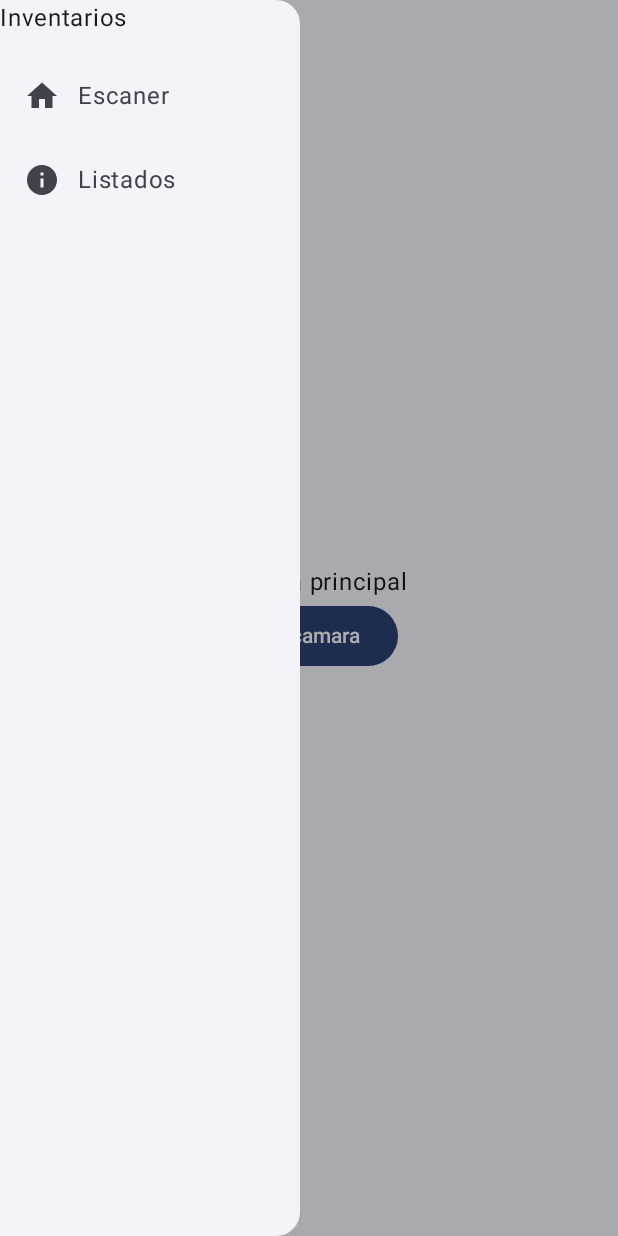
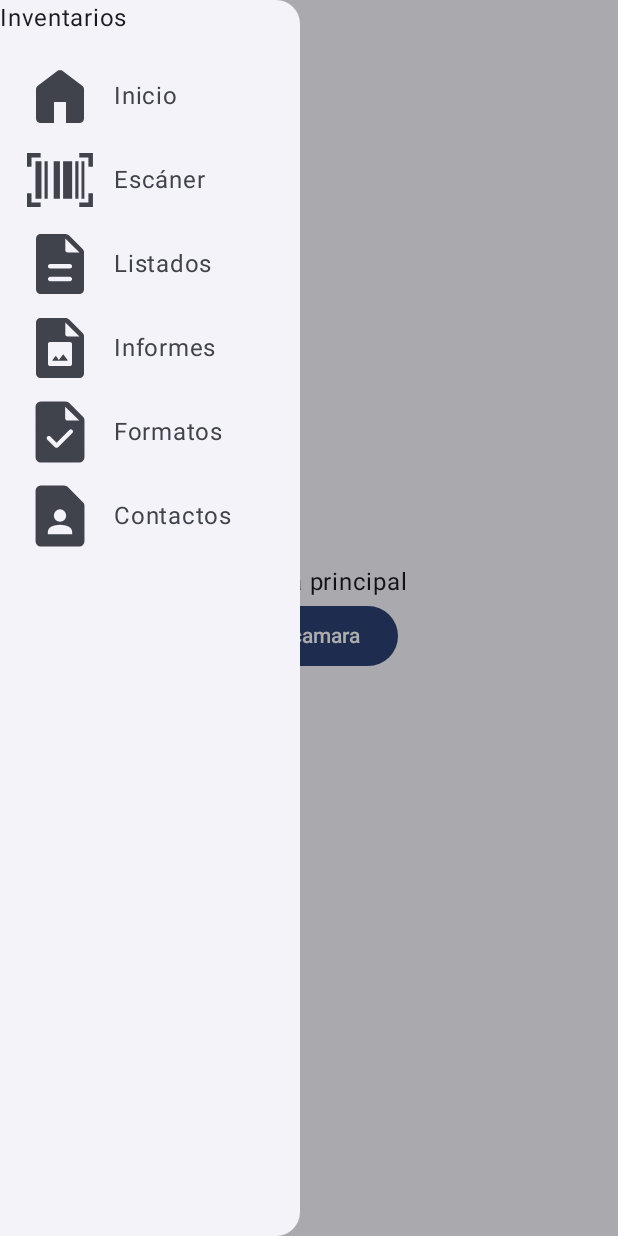
Before and after one commit to jssdvv/InvApp, an Android app built with Jetpack Compose: the screen it shows after launch (MainActivity), after a tap on "Menu", on a phone screen of 412 x 824 dp. Run offline under Robolectric (Android 15) with nearby library versions, the phone set to English and light mode, and no system bars.

Commit message:
Changed scanner class and view

```diff
--- a/app/src/main/java/com/example/inv_app/data/model/ViewRoutes.kt
+++ b/app/src/main/java/com/example/inv_app/data/model/ViewRoutes.kt
@@ -1,6 +1,7 @@
 package com.example.inv_app.data.model
 
 sealed class ViewRoutes(val route: String) {
+    object homeView : ViewRoutes("homeView")
     object scannerView : ViewRoutes("scannerView")
     object listsView : ViewRoutes("listsView")
     object reportsView : ViewRoutes("reportsView")
--- a/app/src/main/java/com/example/inv_app/ui/navigation/MyAppNavHost.kt
+++ b/app/src/main/java/com/example/inv_app/ui/navigation/MyAppNavHost.kt
@@ -6,9 +6,7 @@ import androidx.navigation.compose.NavHost
 import androidx.navigation.compose.composable
 import androidx.navigation.compose.rememberNavController
 import com.example.inv_app.data.model.ViewRoutes
-import com.example.inv_app.ui.view.CameraScreen
-import com.example.inv_app.ui.view.CameraPreviewScreen
-import com.example.inv_app.ui.view.HomeView
+import com.example.inv_app.ui.view.*
 
 @Composable
 fun MyAppNavHost(
@@ -16,18 +14,17 @@ fun MyAppNavHost(
 ) {
     NavHost(
         navController = navController,
-        startDestination = ViewRoutes.scannerView.route
+        startDestination = ViewRoutes.homeView.route
     ) {
-        composable(ViewRoutes.scannerView.route) {
+        composable(ViewRoutes.homeView.route) {
             HomeView(
                 onNavigateToCamera = { navController.navigate(ViewRoutes.listsView.route) }
             )
         }
-        composable(ViewRoutes.listsView.route) {
-            CameraScreen(
-                onNavigateToCameraPreview = { navController.navigate(ViewRoutes.reportsView.route) }
-            )
-        }
-        composable(ViewRoutes.reportsView.route) { CameraPreviewScreen() }
+        composable(ViewRoutes.scannerView.route) { ScannerView() }
+        composable(ViewRoutes.listsView.route) { ListsView() }
+        composable(ViewRoutes.reportsView.route) { ReportsView() }
+        composable(ViewRoutes.formatsView.route) { FormatsView() }
+        composable(ViewRoutes.contactsView.route) { ContactsView() }
     }
 }
--- a/app/src/main/java/com/example/inv_app/ui/navigation/view/ModalDrawerSheet.kt
+++ b/app/src/main/java/com/example/inv_app/ui/navigation/view/ModalDrawerSheet.kt
@@ -20,8 +20,12 @@ fun ModalDrawerSheet(
     navController: NavHostController
 ) {
     val items : List<NavigationItems> = listOf(
+        NavigationItems.homeItem,
         NavigationItems.scannerItem,
-        NavigationItems.listsItem
+        NavigationItems.listsItem,
+        NavigationItems.reportsItem,
+        NavigationItems.formatsItem,
+        NavigationItems.contactsItem
     )
     ModalDrawerSheet(
         modifier = Modifier
--- a/app/src/main/java/com/example/inv_app/ui/navigation/view/NavigationDrawerItem.kt
+++ b/app/src/main/java/com/example/inv_app/ui/navigation/view/NavigationDrawerItem.kt
@@ -6,6 +6,9 @@ import androidx.compose.runtime.Composable
 import  androidx.compose.material3.NavigationDrawerItem
 import androidx.compose.material3.Text
 import androidx.compose.ui.Modifier
+import androidx.compose.ui.res.painterResource
+import androidx.compose.ui.window.Popup
+import androidx.navigation.NavGraph.Companion.findStartDestination
 import androidx.navigation.NavHostController
 import kotlinx.coroutines.CoroutineScope
 import kotlinx.coroutines.launch
@@ -21,11 +24,20 @@ fun NavigationDrawerItem(
         label = { Text(text = item.title) },
         selected = false,
         onClick = {
-            navController.navigate(item.route)
+            navController.navigate(item.route) {
+                popUpTo(navController.graph.findStartDestination().id)
+                launchSingleTop = true
+                restoreState = true
+            }
             scope.launch { drawerState.close() }
         },
         modifier = Modifier,
-        icon = { Icon(imageVector = item.icon, contentDescription = item.description) },
+        icon = {
+            Icon(
+                painter = painterResource(id = item.icon),
+                contentDescription = item.description
+            )
+        },
         badge = null
     )
 }
--- a/app/src/main/java/com/example/inv_app/ui/navigation/view/NavigationItems.kt
+++ b/app/src/main/java/com/example/inv_app/ui/navigation/view/NavigationItems.kt
@@ -3,42 +3,51 @@ package com.example.inv_app.ui.navigation.view
 import androidx.compose.material.icons.Icons
 import androidx.compose.material.icons.filled.Home
 import androidx.compose.material.icons.filled.Info
+import androidx.compose.ui.graphics.painter.Painter
 import androidx.compose.ui.graphics.vector.ImageVector
+import androidx.compose.ui.res.painterResource
+import com.example.inv_app.R
 import com.example.inv_app.data.model.ViewRoutes
 
 sealed class NavigationItems(
     val title: String,
-    val icon: ImageVector,
+    val icon: Int,
     val description: String,
     val route: String
 ) {
+    object homeItem : NavigationItems(
+        title = "Inicio",
+        icon = R.drawable.home_icon,
+        description = "Inicio",
+        route = ViewRoutes.homeView.route
+    )
     object scannerItem : NavigationItems(
-        title = "Escaner",
-        icon = Icons.Default.Home,
-        description = "Escaner",
+        title = "Escáner",
+        icon = R.drawable.scanner_icon,
+        description = "Escáner",
         route = ViewRoutes.scannerView.route
     )
     object listsItem : NavigationItems(
         title = "Listados",
-        icon = Icons.Default.Info,
+        icon = R.drawable.lists_icon,
         description = "Listados",
         route = ViewRoutes.listsView.route
     )
     object reportsItem : NavigationItems(
         title = "Informes",
-        icon = Icons.Default.Info,
+        icon = R.drawable.reports_icon,
         description = "Informes",
         route = ViewRoutes.reportsView.route
     )
     object formatsItem : NavigationItems(
         title = "Formatos",
-        icon = Icons.Default.Info,
+        icon = R.drawable.formats_icon,
         description = "Formatos",
         route = ViewRoutes.formatsView.route
     )
     object contactsItem : NavigationItems(
         title = "Contactos",
-        icon = Icons.Default.Info,
+        icon = R.drawable.contacts_icon,
         description = "Contactos",
         route = ViewRoutes.contactsView.route
     )
--- /dev/null
+++ b/app/src/main/java/com/example/inv_app/ui/view/ContactsView.kt
@@ -0,0 +1,8 @@
+package com.example.inv_app.ui.view
+
+import androidx.compose.runtime.Composable
+
+@Composable
+fun ContactsView() {
+
+}
--- /dev/null
+++ b/app/src/main/java/com/example/inv_app/ui/view/FormatsView.kt
@@ -0,0 +1,8 @@
+package com.example.inv_app.ui.view
+
+import androidx.compose.runtime.Composable
+
+@Composable
+fun FormatsView() {
+
+}
--- /dev/null
+++ b/app/src/main/java/com/example/inv_app/ui/view/ListsView.kt
@@ -0,0 +1,8 @@
+package com.example.inv_app.ui.view
+
+import androidx.compose.runtime.Composable
+
+@Composable
+fun ListsView() {
+
+}
--- /dev/null
+++ b/app/src/main/java/com/example/inv_app/ui/view/ReportsView.kt
@@ -0,0 +1,8 @@
+package com.example.inv_app.ui.view
+
+import androidx.compose.runtime.Composable
+
+@Composable
+fun ReportsView() {
+
+}
--- /dev/null
+++ b/app/src/main/java/com/example/inv_app/ui/view/ScannerView.kt
@@ -0,0 +1,8 @@
+package com.example.inv_app.ui.view
+
+import androidx.compose.runtime.Composable
+
+@Composable
+fun ScannerView() {
+
+}
--- /dev/null
+++ b/app/src/main/res/drawable/contacts_icon.xml
@@ -0,0 +1,9 @@
+<vector xmlns:android="http://schemas.android.com/apk/res/android"
+    android:width="48dp"
+    android:height="48dp"
+    android:viewportWidth="960"
+    android:viewportHeight="960">
+  <path
+      android:fillColor="#FF000000"
+      android:pathData="M480,557.37q34.2,0 58.41,-24.45 24.22,-24.45 24.22,-58.53 0,-34.09 -24.22,-58.42Q514.2,391.63 480,391.63t-58.41,24.37Q397.37,440.36 397.37,474.5q0,34.04 24.22,58.46T480,557.37ZM317.37,722.63h325.26L642.63,697q0,-24.69 -13.48,-45.54 -13.48,-20.85 -36.96,-31.09 -26.24,-11 -54.1,-17 -27.86,-6 -58.1,-6 -30.24,0 -58.1,6 -27.86,6 -53.86,17 -23.72,10.24 -37.19,31.09Q317.37,672.31 317.37,697v25.63ZM737.85,885.98L222.15,885.98q-27.6,0 -47.87,-20.26 -20.26,-20.27 -20.26,-47.87L154.02,142.15q0,-27.7 20.26,-48.03 20.27,-20.34 47.87,-20.34h312.89q13.56,0 26.67,5.72 13.11,5.72 22.31,14.91l201.57,201.57q9.2,9.2 14.91,22.31 5.72,13.11 5.72,26.67v472.89q0,27.6 -20.34,47.87 -20.34,20.26 -48.03,20.26Z"/>
+</vector>
--- /dev/null
+++ b/app/src/main/res/drawable/formats_icon.xml
@@ -0,0 +1,9 @@
+<vector xmlns:android="http://schemas.android.com/apk/res/android"
+    android:width="48dp"
+    android:height="48dp"
+    android:viewportWidth="960"
+    android:viewportHeight="960">
+  <path
+      android:fillColor="#FF000000"
+      android:pathData="M222.15,885.98q-27.6,0 -47.87,-20.26 -20.26,-20.27 -20.26,-47.87L154.02,142.15q0,-27.7 20.26,-48.03 20.27,-20.34 47.87,-20.34h332.89q13.64,0 26.71,5.72 13.07,5.72 22.27,14.91l181.57,181.57q9.2,9.2 14.91,22.27 5.72,13.07 5.72,26.71v492.89q0,27.6 -20.34,47.87 -20.34,20.26 -48.03,20.26L222.15,885.98ZM548.85,294.09q0,14.67 9.69,24.37 9.7,9.69 24.37,9.69h154.93l-189,-186v151.93ZM434.24,623.41l-83.02,-83.02q-4.26,-4.26 -9.62,-6.38 -5.36,-2.12 -10.6,-2 -5.24,0.12 -10.6,2.62 -5.36,2.5 -9.36,6.74 -8.48,8.48 -8.48,20.46t8.54,20.54l98.79,98.76q5.52,5.46 11.48,7.95 5.96,2.49 12.65,2.49 6.69,0 12.64,-2.49 5.95,-2.49 11.45,-7.95l187.09,-187.09q8.24,-8.48 8.24,-20.34 0,-11.86 -8.33,-20.34 -8.33,-8.48 -20.34,-8.48t-20.5,8.5L434.24,623.41Z"/>
+</vector>
--- /dev/null
+++ b/app/src/main/res/drawable/home_icon.xml
@@ -0,0 +1,9 @@
+<vector xmlns:android="http://schemas.android.com/apk/res/android"
+    android:width="48dp"
+    android:height="48dp"
+    android:viewportWidth="960"
+    android:viewportHeight="960">
+  <path
+      android:fillColor="#FF000000"
+      android:pathData="M220,840q-24.75,0 -42.38,-17.63T160,780v-390q0,-14.25 6.38,-27T184,342l260,-195q8.3,-6 17.34,-9 9.05,-3 18.85,-3 9.8,0 18.72,3 8.91,3 17.09,9l260,195q11.25,8.25 17.63,21T800,390v390q0,24.75 -17.63,42.38T740,840L560,840v-280L400,560v280L220,840Z"/>
+</vector>
--- /dev/null
+++ b/app/src/main/res/drawable/lists_icon.xml
@@ -0,0 +1,9 @@
+<vector xmlns:android="http://schemas.android.com/apk/res/android"
+    android:width="48dp"
+    android:height="48dp"
+    android:viewportWidth="960"
+    android:viewportHeight="960">
+  <path
+      android:fillColor="#FF000000"
+      android:pathData="M349,710h262q12.75,0 21.38,-8.68 8.63,-8.68 8.63,-21.5 0,-12.82 -8.63,-21.33T611,650L349,650q-12.75,0 -21.38,8.68 -8.63,8.68 -8.63,21.5 0,12.82 8.63,21.33T349,710ZM349,540h262q12.75,0 21.38,-8.68 8.63,-8.68 8.63,-21.5 0,-12.82 -8.63,-21.33T611,480L349,480q-12.75,0 -21.38,8.68 -8.63,8.68 -8.63,21.5 0,12.82 8.63,21.33T349,540ZM220,880q-24,0 -42,-18t-18,-42L160,140q0,-24 18,-42t42,-18h336q12.44,0 23.72,5T599,98l183,183q8,8 13,19.28 5,11.28 5,23.72v496q0,24 -18,42t-42,18L220,880ZM551,296q0,12.75 8.63,21.38T581,326h159L551,140v156Z"/>
+</vector>
--- /dev/null
+++ b/app/src/main/res/drawable/reports_icon.xml
@@ -0,0 +1,9 @@
+<vector xmlns:android="http://schemas.android.com/apk/res/android"
+    android:width="48dp"
+    android:height="48dp"
+    android:viewportWidth="960"
+    android:viewportHeight="960">
+  <path
+      android:fillColor="#FF000000"
+      android:pathData="m220,80c-16,0 -29.99,6.01 -41.99,18.01C166.01,110.01 160,124 160,140v680c0,16 6.01,29.99 18.01,41.99C190.01,873.99 204,880 220,880h520c16,0 29.99,-6.01 41.99,-18.01C793.99,849.99 800,836 800,820v-496.02c0,-8 -1.67,-15.81 -5,-23.48 -3.33,-7.67 -7.67,-14.16 -13.01,-19.49L598.98,98.01c-5.33,-5.33 -11.83,-9.67 -19.49,-13.01 -7.67,-3.33 -15.48,-5 -23.48,-5zM551.02,140 L740,326.02L581.02,326.02c-8.67,0 -15.86,-2.85 -21.52,-8.52 -5.67,-5.67 -8.48,-12.82 -8.48,-21.48zM346.68,400h266.64c7.11,0 13.34,2.68 18.67,8.01 5.33,5.33 8.01,11.56 8.01,18.67v266.64c0,7.11 -2.68,13.34 -8.01,18.67C626.66,717.32 620.43,720 613.32,720L346.68,720c-7.11,0 -13.34,-2.68 -18.67,-8.01C322.68,706.66 320,700.43 320,693.32v-266.64c0,-7.11 2.68,-13.34 8.01,-18.67 5.33,-5.33 11.56,-8.01 18.67,-8.01zM523.55,567.54c-2.08,0 -3.87,0.92 -5.35,2.7l-53.32,68.87 -36.02,-49.34c-1.48,-1.78 -3.27,-2.66 -5.35,-2.66 -2.08,-0 -3.83,0.88 -5.31,2.66l-38.24,49.8c-1.78,2.37 -2.04,4.74 -0.86,7.11 1.19,2.37 3.08,3.55 5.74,3.55h0.04,190.66c2.67,0 4.6,-1.19 5.78,-3.55 1.19,-2.37 1.02,-4.74 -0.47,-7.11l-51.99,-69.34c-1.48,-1.78 -3.23,-2.7 -5.31,-2.7z"/>
+</vector>
--- /dev/null
+++ b/app/src/main/res/drawable/scanner_icon.xml
@@ -0,0 +1,9 @@
+<vector xmlns:android="http://schemas.android.com/apk/res/android"
+    android:width="48dp"
+    android:height="48dp"
+    android:viewportWidth="960"
+    android:viewportHeight="960">
+  <path
+      android:fillColor="#FF000000"
+      android:pathData="M40,840v-182h60v122h122v60L40,840ZM737,840v-60h122v-122h60v182L737,840ZM153,729v-499h80v499h-80ZM274,729v-499h42v499h-42ZM396,729v-499h83v499h-83ZM521,729v-499h121v499L521,729ZM684,729v-499h42v499h-42ZM767,729v-499h38v499h-38ZM40,302v-182h182v60L100,180v122L40,302ZM859,302v-122L737,180v-60h182v182h-60Z"/>
+</vector>
```
Also changed, not shown: app/src/main/java/com/example/inv_app/ui/view/CameraPreviewView.kt (renamed from app/src/main/java/com/example/inv_app/ui/view/CameraPreviewScreen.kt).
